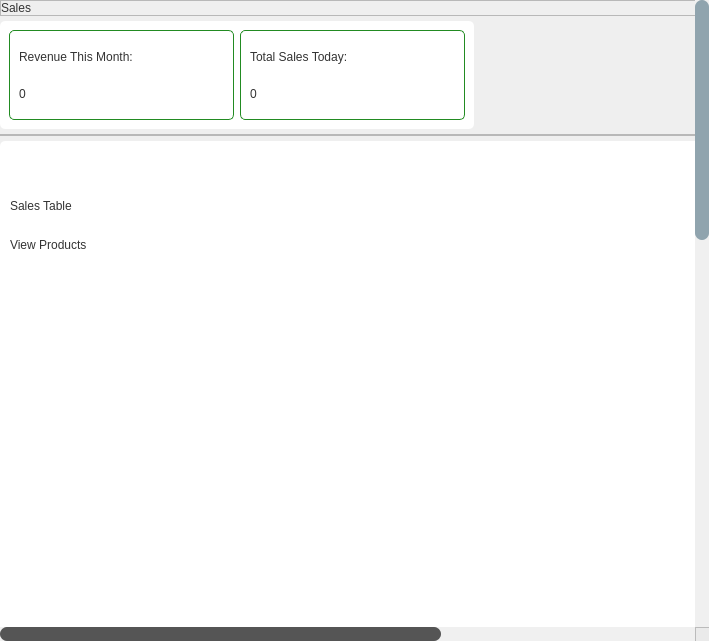
Above: app/src/ui/NEW/sales_report_page.ui from Kazu0210/Inventory-System before the change. Below: the same form after it.
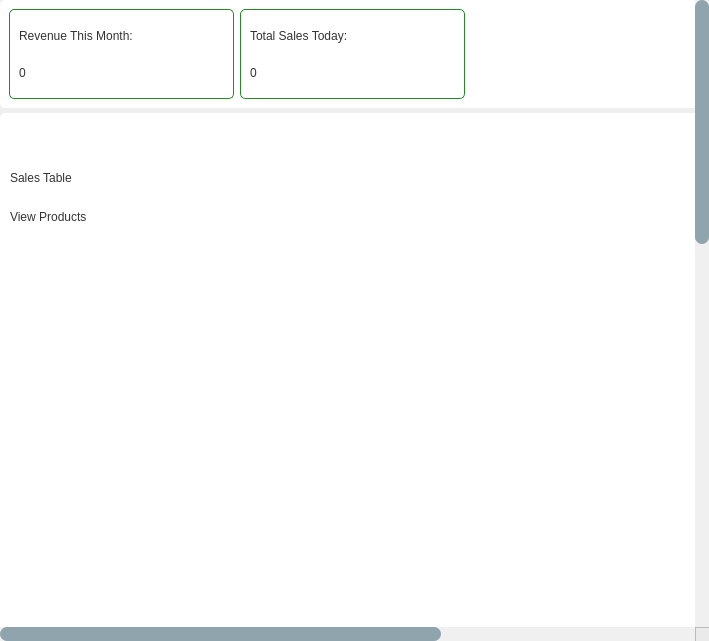
That is the form after the change. Icons and pictures are not drawn.

Commit message: ui changed on accounts page, activity logs, main window, new account page, profile page

What changed in the file:
```diff
--- a/app/src/ui/NEW/sales_report_page.ui
+++ b/app/src/ui/NEW/sales_report_page.ui
@@ -72,7 +72,7 @@
                 margin: 0px 0px 0px 0px;
             }
             QScrollBar::handle:horizontal {
-                background: #555;
+                background: #90A4AE;
                 border-radius: 7px;
                 min-width: 30px;
             }
@@ -90,10 +90,10 @@
      <widget class="QWidget" name="scrollAreaWidgetContents">
       <property name="geometry">
        <rect>
-        <x>0</x>
+        <x>-398</x>
         <y>0</y>
         <width>1093</width>
-        <height>1656</height>
+        <height>1610</height>
        </rect>
       </property>
       <layout class="QVBoxLayout" name="verticalLayout_3">
@@ -113,44 +113,6 @@
         <number>0</number>
        </property>
        <item>
-        <widget class="QFrame" name="frame_18">
-         <property name="frameShape">
-          <enum>QFrame::StyledPanel</enum>
-         </property>
-         <property name="frameShadow">
-          <enum>QFrame::Raised</enum>
-         </property>
-         <layout class="QHBoxLayout" name="horizontalLayout_10">
-          <property name="spacing">
-           <number>0</number>
-          </property>
-          <property name="leftMargin">
-           <number>0</number>
-          </property>
-          <property name="topMargin">
-           <number>0</number>
-          </property>
-          <property name="rightMargin">
-           <number>0</number>
-          </property>
-          <property name="bottomMargin">
-           <number>0</number>
-          </property>
-          <item alignment="Qt::AlignLeft">
-           <widget class="QLabel" name="label_7">
-            <property name="styleSheet">
-             <string notr="true">font: 87 16pt &quot;Noto Sans Black&quot;;
-color: #333333;</string>
-            </property>
-            <property name="text">
-             <string>Sales </string>
-            </property>
-           </widget>
-          </item>
-         </layout>
-        </widget>
-       </item>
-       <item alignment="Qt::AlignLeft">
         <widget class="QFrame" name="frame_4">
          <property name="styleSheet">
           <string notr="true">#frame_4{
@@ -297,33 +259,19 @@
             </layout>
            </widget>
           </item>
-         </layout>
-        </widget>
-       </item>
-       <item>
-        <widget class="QFrame" name="frame_13">
-         <property name="frameShape">
-          <enum>QFrame::StyledPanel</enum>
-         </property>
-         <property name="frameShadow">
-          <enum>QFrame::Raised</enum>
-         </property>
-         <layout class="QVBoxLayout" name="verticalLayout_7">
-          <property name="spacing">
-           <number>5</number>
-          </property>
-          <property name="leftMargin">
-           <number>0</number>
-          </property>
-          <property name="topMargin">
-           <number>0</number>
-          </property>
-          <property name="rightMargin">
-           <number>0</number>
-          </property>
-          <property name="bottomMargin">
-           <number>0</number>
-          </property>
+          <item>
+           <spacer name="horizontalSpacer_3">
+            <property name="orientation">
+             <enum>Qt::Horizontal</enum>
+            </property>
+            <property name="sizeHint" stdset="0">
+             <size>
+              <width>40</width>
+              <height>20</height>
+             </size>
+            </property>
+           </spacer>
+          </item>
          </layout>
         </widget>
        </item>
```
The commit also changes 25 other files.
